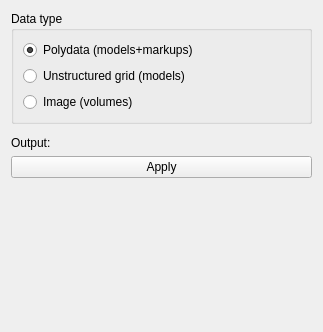
The window that MergeNodes/Resources/UI/qSlicerMergeNodesModuleWidget.ui (tierra-colada/SlicerInterpolation) describes before a commit, drawn with Qt 5.
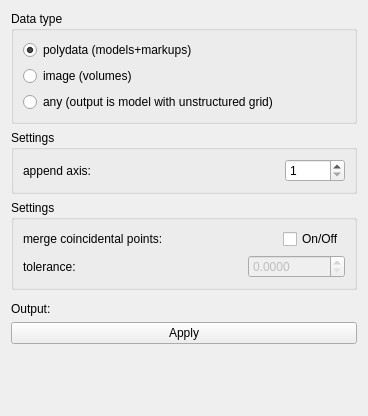
The same window after the commit. Custom widgets are drawn as their Qt base class.

Commit message: Merge Nodes work pretty fine except mdergig Images

Diff of the .ui file:
```diff
--- a/MergeNodes/Resources/UI/qSlicerMergeNodesModuleWidget.ui
+++ b/MergeNodes/Resources/UI/qSlicerMergeNodesModuleWidget.ui
@@ -6,8 +6,8 @@
    <rect>
     <x>0</x>
     <y>0</y>
-    <width>323</width>
-    <height>332</height>
+    <width>368</width>
+    <height>416</height>
    </rect>
   </property>
   <property name="windowTitle">
@@ -23,26 +23,158 @@
       <item>
        <widget class="QRadioButton" name="pdataRadioBtn">
         <property name="text">
-         <string>Polydata (models+markups)</string>
+         <string>polydata (models+markups)</string>
         </property>
         <property name="checked">
          <bool>true</bool>
         </property>
        </widget>
       </item>
-      <item>
-       <widget class="QRadioButton" name="ugridRadioBtn">
-        <property name="text">
-         <string>Unstructured grid (models)</string>
-        </property>
-       </widget>
-      </item>
       <item>
        <widget class="QRadioButton" name="imageRadioBtn">
         <property name="text">
-         <string>Image (volumes)</string>
+         <string>image (volumes)</string>
         </property>
        </widget>
+      </item>
+      <item>
+       <widget class="QRadioButton" name="anyRadioBtn">
+        <property name="text">
+         <string>any (output is model with unstructured grid)</string>
+        </property>
+       </widget>
+      </item>
+     </layout>
+    </widget>
+   </item>
+   <item>
+    <widget class="QGroupBox" name="appendImageSettingsGroupBox">
+     <property name="title">
+      <string>Settings</string>
+     </property>
+     <layout class="QVBoxLayout" name="verticalLayout_3">
+      <item>
+       <layout class="QHBoxLayout" name="horizontalLayout_2">
+        <item>
+         <widget class="QLabel" name="label_2">
+          <property name="text">
+           <string>append axis:</string>
+          </property>
+         </widget>
+        </item>
+        <item>
+         <spacer name="horizontalSpacer">
+          <property name="orientation">
+           <enum>Qt::Horizontal</enum>
+          </property>
+          <property name="sizeHint" stdset="0">
+           <size>
+            <width>40</width>
+            <height>20</height>
+           </size>
+          </property>
+         </spacer>
+        </item>
+        <item>
+         <widget class="QSpinBox" name="appendAxisSpinBox">
+          <property name="minimumSize">
+           <size>
+            <width>60</width>
+            <height>0</height>
+           </size>
+          </property>
+          <property name="toolTip">
+           <string>1 - X axis; 2 - Y axis; 3 - Z axis</string>
+          </property>
+          <property name="minimum">
+           <number>1</number>
+          </property>
+          <property name="maximum">
+           <number>3</number>
+          </property>
+         </widget>
+        </item>
+       </layout>
+      </item>
+     </layout>
+    </widget>
+   </item>
+   <item>
+    <widget class="QGroupBox" name="appendAnySettingsGroupBox">
+     <property name="title">
+      <string>Settings</string>
+     </property>
+     <layout class="QVBoxLayout" name="verticalLayout_4">
+      <item>
+       <layout class="QHBoxLayout" name="horizontalLayout_3">
+        <item>
+         <widget class="QLabel" name="label_3">
+          <property name="text">
+           <string>merge coincidental points:</string>
+          </property>
+         </widget>
+        </item>
+        <item>
+         <spacer name="horizontalSpacer_2">
+          <property name="orientation">
+           <enum>Qt::Horizontal</enum>
+          </property>
+          <property name="sizeHint" stdset="0">
+           <size>
+            <width>40</width>
+            <height>20</height>
+           </size>
+          </property>
+         </spacer>
+        </item>
+        <item>
+         <widget class="QCheckBox" name="mergePointsCheckBox">
+          <property name="toolTip">
+           <string>If the filter should merge coincidental points Note: The filter will only merge points if the ghost cell array doesn't exist</string>
+          </property>
+          <property name="text">
+           <string>On/Off</string>
+          </property>
+         </widget>
+        </item>
+       </layout>
+      </item>
+      <item>
+       <layout class="QHBoxLayout" name="horizontalLayout_4">
+        <item>
+         <widget class="QLabel" name="label_4">
+          <property name="text">
+           <string>tolerance:</string>
+          </property>
+         </widget>
+        </item>
+        <item>
+         <spacer name="horizontalSpacer_3">
+          <property name="orientation">
+           <enum>Qt::Horizontal</enum>
+          </property>
+          <property name="sizeHint" stdset="0">
+           <size>
+            <width>40</width>
+            <height>20</height>
+           </size>
+          </property>
+         </spacer>
+        </item>
+        <item>
+         <widget class="QDoubleSpinBox" name="mergePointsTolDoubleSpinBox">
+          <property name="enabled">
+           <bool>false</bool>
+          </property>
+          <property name="decimals">
+           <number>4</number>
+          </property>
+          <property name="maximum">
+           <double>999999.000000000000000</double>
+          </property>
+         </widget>
+        </item>
+       </layout>
       </item>
      </layout>
     </widget>
```
Left out of the diff: 16 changed lines with no effect on the pictures. The commit also changes 6 other files.
